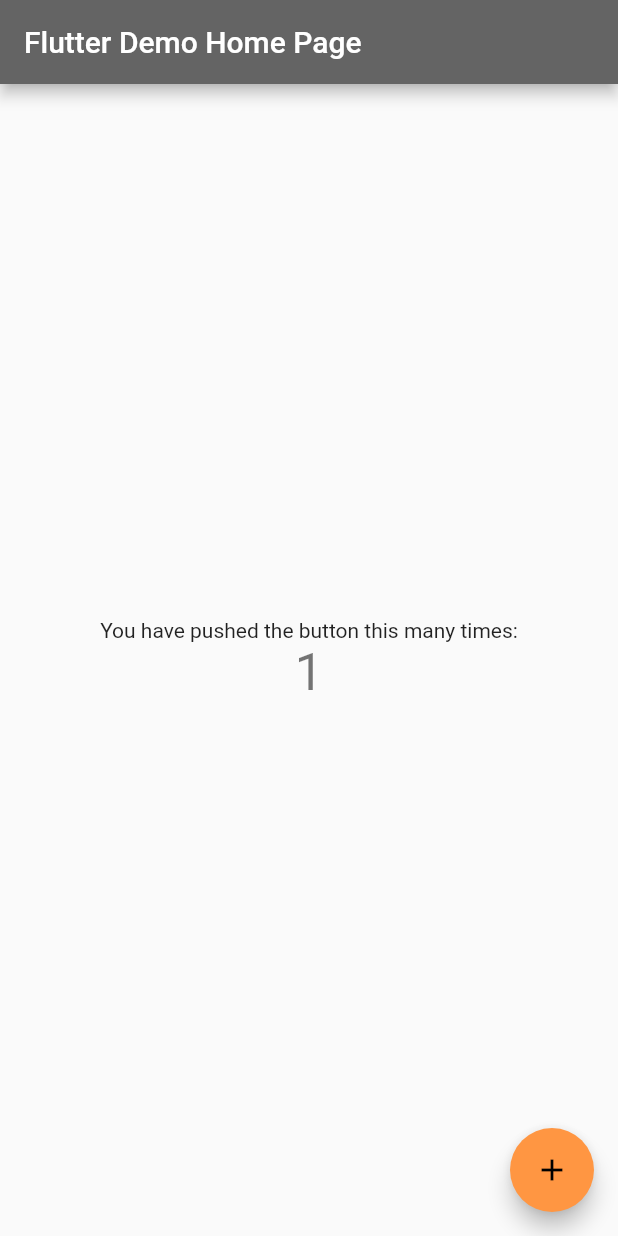
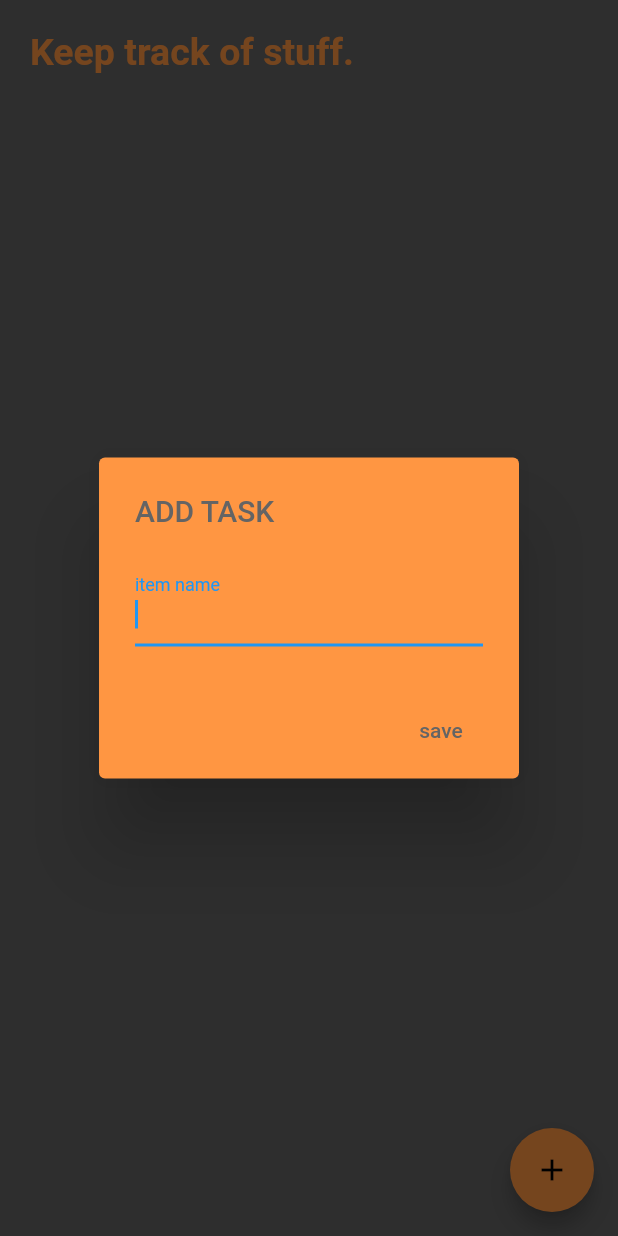
Before and after one commit to darthManchurian/ToDoList, a Flutter app: the screen it shows after launch, after a tap on the "add" icon, on a phone screen of 412 x 824 dp. Run offline on Flutter 3.47's test engine with Material 2 defaults, Android fonts, the phone set to English and light mode, and no system bars; our stand-ins replace sqflite; accounts and stored records are empty.

Commit message:
working app ready!

```diff
--- a/extra.txt
+++ b/extra.txt
@@ -1,6 +1,7 @@
 #colors:
 	(255, 150, 66) = sunshade = FF9642
 	(100, 100, 100) = dim grey = 646464
+	(255, 224, 93) = light yellow =ffe05d
 	website: https://colorhunt.co/
 
 #fonts:
--- a/lib/main.dart
+++ b/lib/main.dart
@@ -1,4 +1,5 @@
 import 'package:flutter/material.dart';
+import 'package:to_do_list/database/todolist_item.dart';
 import 'database/db.dart';
 
 void main() async {
@@ -18,7 +19,7 @@ class MyApp extends StatelessWidget {
         primaryColor: Color.fromRGBO(100,100,100, 1.0),
         accentColor: Color.fromRGBO(255, 150, 66,1.0)
       ),
-      home: MyHomePage(title: 'Flutter Demo Home Page'),
+      home: MyHomePage(title: 'TODOLIST'),
     );
   }
 }
@@ -33,37 +34,151 @@ class MyHomePage extends StatefulWidget {
 }
 
 class _MyHomePageState extends State<MyHomePage> {
-  int _counter = 0;
+  List<ToDoItem> _todolist= [];
+  String _name;
 
-  void _incrementCounter() {
+  var text;
+  List<Widget> get _item => _todolist.map((item) => format(item)).toList();
+
+  Widget format(ToDoItem item)
+  {
+    return Padding(
+      padding: EdgeInsets.fromLTRB(10, 5, 10, 5),
+      child: Dismissible(
+        key: Key(item.id.toString()),
+        child: Container(
+          padding: EdgeInsets.all(20),
+          decoration: BoxDecoration(
+            borderRadius: BorderRadius.circular(10),
+            color: Theme.of(context).accentColor,
+            shape: BoxShape.rectangle,
+            boxShadow: <BoxShadow>[
+              BoxShadow(
+                  color: Colors.black,
+                blurRadius: 5,
+                offset: Offset(0.0,5)
+              )
+            ]
+          ),
+          child: Row(
+            children: [
+              Expanded(
+                child: Text(item.name,
+                  style: TextStyle(color: Colors.black,
+                      fontSize: 16),
+                ),
+              ),
+
+            ],
+
+
+
+          )
+        ),
+        onDismissed: (DismissDirection d){
+          DB.delete(ToDoItem.table, item);
+          refresh();
+        },
+
+      ),
+
+    );
+  }
+
+  void _create(BuildContext context)
+  {
+    showDialog(
+        context: context,
+      builder: (BuildContext context){
+          return AlertDialog(
+            backgroundColor: Theme.of(context).accentColor,
+            title: Text('ADD TASK',
+              style: TextStyle(color: Theme.of(context).primaryColor,),
+            ),
+            content: Form(
+              child: Column(
+                mainAxisSize: MainAxisSize.min,
+                children: <Widget>[
+                  TextField(
+                    autofocus: true,
+                    decoration: InputDecoration(
+                      labelText: 'item name'
+                    ),
+                    onChanged: (name){
+                      _name = name;
+                    },
+                  )
+                ],
+              ),
+            ),
+            actions: [
+              FlatButton(
+                color: Theme.of(context).accentColor,
+                onPressed: () => _save(),
+                child: Text('save',
+                style: TextStyle(color: Theme.of(context).primaryColor,),
+              )
+              )
+            ],
+          );
+      }
+
+    );
+
+  }
+
+  void _save() async{
+    Navigator.of(context).pop();
+    ToDoItem item = ToDoItem(
+      name: _name
+    );
+    await DB.insert(ToDoItem.table, item);
     setState(() {
-      _counter++;
     });
+    refresh();
+
+}
+
+  void initState()
+  {
+    refresh();
+    super.initState();
+  }
+
+  void refresh() async{
+    List<Map<String,dynamic>> _results = await DB.query(ToDoItem.table);
+    _todolist = _results.map((item) => ToDoItem.fromMap(item)).toList();
+    setState(() => _name = '');
+
   }
 
   @override
   Widget build(BuildContext context) {
     return Scaffold(
-      appBar: AppBar(
-        title: Text(widget.title),
-      ),
-      body: Center(
-        child: Column(
-          mainAxisAlignment: MainAxisAlignment.center,
-          children: <Widget>[
-            Text(
-              'You have pushed the button this many times:',
+      backgroundColor: Theme.of(context).primaryColor,
+      body: Container(
+        child: ListView(
+          children: <Widget> [
+            Padding(
+              padding: EdgeInsets.fromLTRB(20, 20, 0, 10),
+              child: Text("Keep track of stuff.",
+                style: TextStyle(color: Theme.of(context).accentColor,
+                  fontSize: 25,
+                  fontWeight: FontWeight.bold,
+                ) ,),
             ),
-            Text(
-              '$_counter',
-              style: Theme.of(context).textTheme.headline4,
-            ),
+            ListView(
+              children: _item,
+              shrinkWrap: true,
+              physics: const NeverScrollableScrollPhysics(),
+            )
+
           ],
         ),
       ),
       floatingActionButton: FloatingActionButton(
-        onPressed: _incrementCounter,
-        tooltip: 'Increment',
+        onPressed: () => _create(context),
+        tooltip: 'Add new task',
         child: Icon(Icons.add),
       ), // This trailing comma makes auto-formatting nicer for build methods.
     );
```
